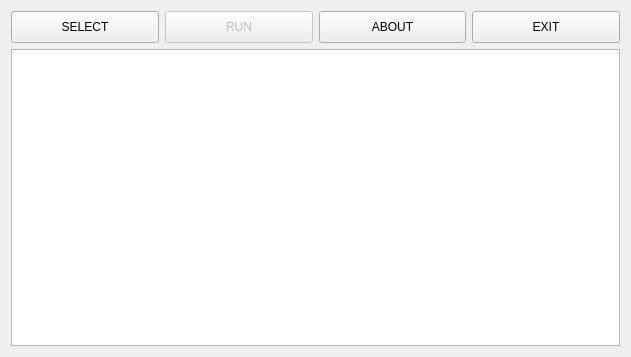
This is src/ui/mainwindow.ui in DenisMedved/vkaudiosync as Qt 5 draws it before an edit. The edited form follows.
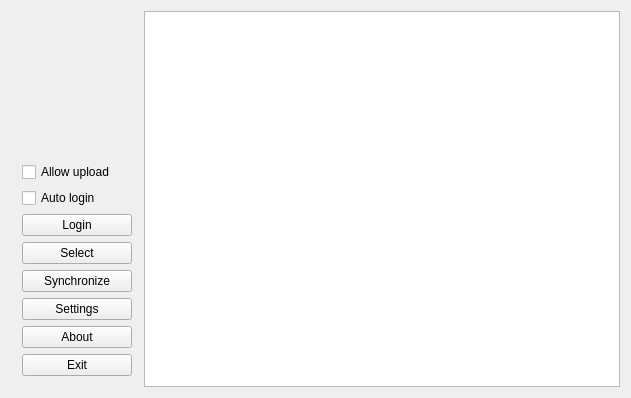
This is the edited form. Icons and pictures are not drawn.

Commit message: change main window ui

The edit to the form file:
```diff
--- a/src/ui/mainwindow.ui
+++ b/src/ui/mainwindow.ui
@@ -16,42 +16,60 @@
   <widget class="QWidget" name="centralWidget">
    <layout class="QVBoxLayout" name="verticalLayout_2">
     <item>
-     <layout class="QVBoxLayout" name="verticalLayout">
-      <item>
        <layout class="QHBoxLayout" name="horizontalLayout">
+      <property name="spacing">
+       <number>1</number>
+      </property>
+      <property name="sizeConstraint">
+       <enum>QLayout::SetDefaultConstraint</enum>
+      </property>
         <item>
-         <widget class="QPushButton" name="dirBtn">
+       <widget class="QFrame" name="leftColumn">
+        <property name="sizePolicy">
+         <sizepolicy hsizetype="Fixed" vsizetype="Expanding">
+          <horstretch>1</horstretch>
+          <verstretch>0</verstretch>
+         </sizepolicy>
+        </property>
           <property name="minimumSize">
            <size>
-            <width>0</width>
-            <height>32</height>
-           </size>
-          </property>
-          <property name="text">
-           <string>SELECT</string>
-          </property>
-         </widget>
-        </item>
+          <width>110</width>
+          <height>0</height>
+         </size>
+        </property>
+        <property name="layoutDirection">
+         <enum>Qt::LeftToRight</enum>
+        </property>
+        <layout class="QVBoxLayout" name="verticalLayout">
         <item>
-         <widget class="QPushButton" name="synchBtn">
-          <property name="enabled">
-           <bool>false</bool>
+          <widget class="QLabel" name="userpic">
+           <property name="sizePolicy">
+            <sizepolicy hsizetype="Minimum" vsizetype="Minimum">
+             <horstretch>0</horstretch>
+             <verstretch>0</verstretch>
+            </sizepolicy>
           </property>
           <property name="minimumSize">
            <size>
-            <width>0</width>
-            <height>32</height>
+             <width>110</width>
+             <height>110</height>
            </size>
           </property>
           <property name="text">
-           <string>RUN</string>
-          </property>
+            <string notr="true"/>
+           </property>
+           <property name="pixmap">
+            <pixmap resource="../icons.qrc">:/application/share/icons/hicolor/64x64/apps/vkaudiosync.png</pixmap>
+           </property>
+           <property name="alignment">
+            <set>Qt::AlignCenter</set>
+           </property>
          </widget>
         </item>
         <item>
-         <widget class="QPushButton" name="pushButton">
+          <widget class="QLabel" name="username">
           <property name="sizePolicy">
-           <sizepolicy hsizetype="Minimum" vsizetype="Maximum">
+            <sizepolicy hsizetype="Expanding" vsizetype="Minimum">
             <horstretch>0</horstretch>
             <verstretch>0</verstretch>
            </sizepolicy>
@@ -59,40 +77,129 @@
           <property name="minimumSize">
            <size>
             <width>0</width>
-            <height>32</height>
-           </size>
-          </property>
+             <height>18</height>
+            </size>
+           </property>
+           <property name="font">
+            <font>
+             <family>Sans Serif</family>
+             <pointsize>11</pointsize>
+             <weight>50</weight>
+             <bold>false</bold>
+            </font>
+           </property>
           <property name="text">
-           <string>ABOUT</string>
-          </property>
-          <property name="checkable">
+            <string notr="true"/>
+           </property>
+           <property name="textFormat">
+            <enum>Qt::AutoText</enum>
+           </property>
+           <property name="scaledContents">
            <bool>false</bool>
           </property>
          </widget>
         </item>
         <item>
-         <widget class="QPushButton" name="exitBtn">
-          <property name="sizePolicy">
-           <sizepolicy hsizetype="Minimum" vsizetype="Maximum">
-            <horstretch>0</horstretch>
-            <verstretch>0</verstretch>
-           </sizepolicy>
-          </property>
-          <property name="minimumSize">
-           <size>
-            <width>0</width>
-            <height>32</height>
-           </size>
-          </property>
+          <widget class="QCheckBox" name="allowUpload">
+           <property name="text">
+            <string>Allow upload</string>
+           </property>
+          </widget>
+         </item>
+         <item>
+          <widget class="QCheckBox" name="autoLogin">
+           <property name="text">
+            <string>Auto login</string>
+           </property>
+          </widget>
+         </item>
+         <item>
+          <widget class="QPushButton" name="loginButton">
           <property name="text">
-           <string>EXIT</string>
+            <string>Login</string>
           </property>
          </widget>
         </item>
-       </layout>
+         <item>
+          <widget class="QPushButton" name="selectButton">
+           <property name="text">
+            <string>Select</string>
+           </property>
+          </widget>
+         </item>
+         <item>
+          <widget class="QPushButton" name="syncButton">
+           <property name="text">
+            <string>Synchronize</string>
+           </property>
+           <property name="icon">
+            <iconset resource="../icons.qrc">
+             <normaloff>:/famfam/icons/arrow_refresh.png</normaloff>:/famfam/icons/arrow_refresh.png</iconset>
+           </property>
+          </widget>
+         </item>
+         <item>
+          <widget class="QPushButton" name="settingsButton">
+           <property name="text">
+            <string>Settings</string>
+           </property>
+           <property name="icon">
+            <iconset resource="../icons.qrc">
+             <normaloff>:/famfam/icons/wrench.png</normaloff>
+             <activeon>:/famfam/icons/wrench_orange.png</activeon>:/famfam/icons/wrench.png</iconset>
+           </property>
+          </widget>
+         </item>
+         <item>
+          <widget class="QPushButton" name="aboutButton">
+           <property name="text">
+            <string>About</string>
+           </property>
+          </widget>
+         </item>
+         <item>
+          <widget class="QPushButton" name="exitButton">
+           <property name="text">
+            <string>Exit</string>
+           </property>
+           <property name="icon">
+            <iconset resource="../icons.qrc">
+             <normaloff>:/famfam/icons/door.png</normaloff>
+             <activeon>:/famfam/icons/door_open.png</activeon>:/famfam/icons/door.png</iconset>
+           </property>
+          </widget>
+         </item>
+         <item>
+          <spacer name="verticalSpacer">
+           <property name="orientation">
+            <enum>Qt::Vertical</enum>
+           </property>
+           <property name="sizeHint" stdset="0">
+            <size>
+             <width>20</width>
+             <height>40</height>
+            </size>
+           </property>
+          </spacer>
+         </item>
+        </layout>
+       </widget>
       </item>
       <item>
-       <widget class="QListView" name="listView"/>
+       <widget class="QListView" name="listView">
+        <property name="sizePolicy">
+         <sizepolicy hsizetype="Expanding" vsizetype="MinimumExpanding">
+          <horstretch>1</horstretch>
+          <verstretch>1</verstretch>
+         </sizepolicy>
+        </property>
+        <property name="minimumSize">
+         <size>
+          <width>30</width>
+          <height>0</height>
+         </size>
+        </property>
+       </widget>
       </item>
      </layout>
     </item>
```
Left out of the diff: 29 changed lines with no effect on the pictures. Lines whose indentation alone changed are shown as unchanged.
